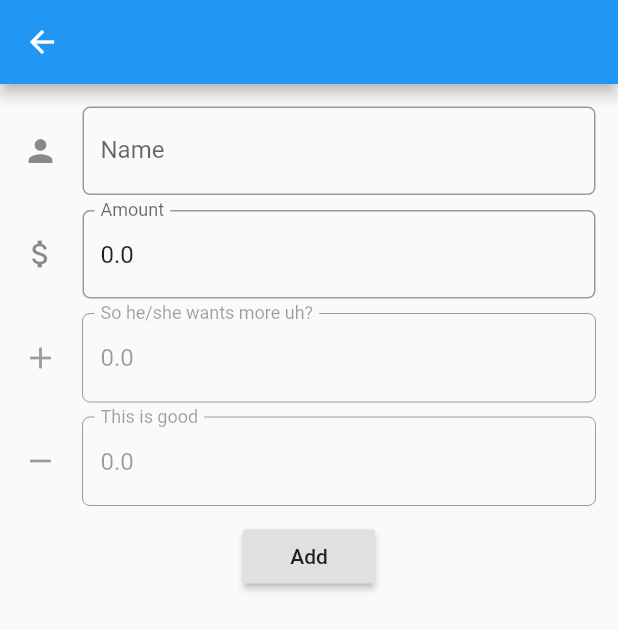
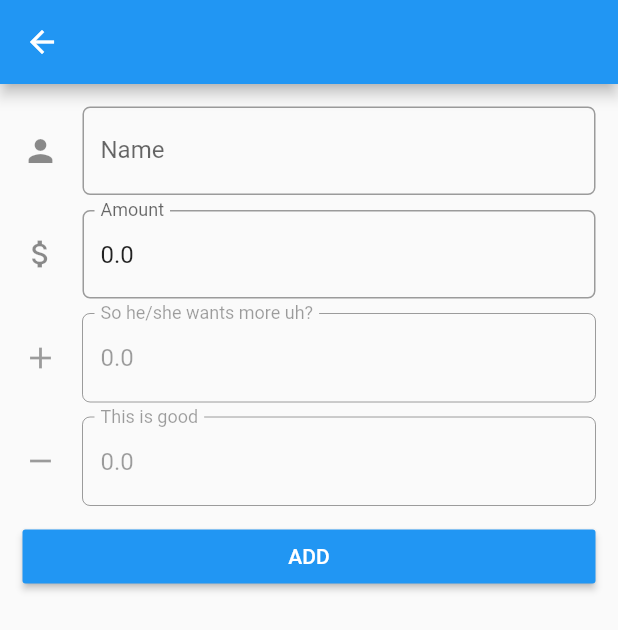
Before and after one commit to tefy-lucky/where_is_my_money, a Flutter app: the screen it shows after launch, after a tap on the "add" icon, on a phone screen of 412 x 824 dp. Shown: the top 630 px of the screen. Run offline on Flutter 3.47's test engine with Material 2 defaults, Android fonts, the phone set to English and light mode, and no system bars; our stand-ins replace sqflite; accounts and stored records are empty.

Commit message:
update Update/Add UI button

```diff
--- a/lib/ui/update_bro_screen.dart
+++ b/lib/ui/update_bro_screen.dart
@@ -100,8 +100,10 @@ class _BroScreenState extends State<BroScreen> {
             Padding(
               padding: new EdgeInsets.all(5.0),
             ),
-            RaisedButton(
-              child: (widget.bro.id != null) ? Text('Update') : Text('Add'),
+            ButtonTheme(
+              minWidth: MediaQuery.of(context).size.width,
+              child: RaisedButton(
+                child: (widget.bro.id != null) ? Text('UPDATE', style: TextStyle(color: Colors.white),) : Text('ADD', style: TextStyle(color: Colors.white)),
                 onPressed: () {
                   try {
                     if (widget.bro.id != null) {
@@ -144,6 +146,7 @@ class _BroScreenState extends State<BroScreen> {
                   }
                 },
               ),
+            ),
           ],
         ),
       ),
```
Lines whose indentation alone changed are shown as unchanged.
